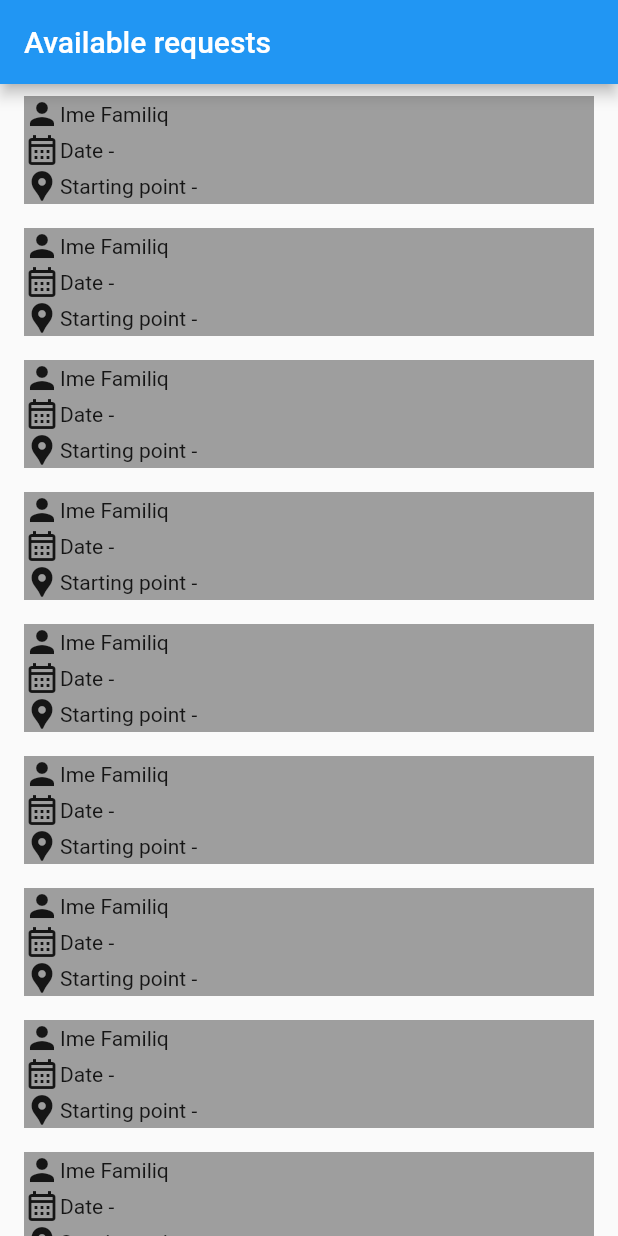
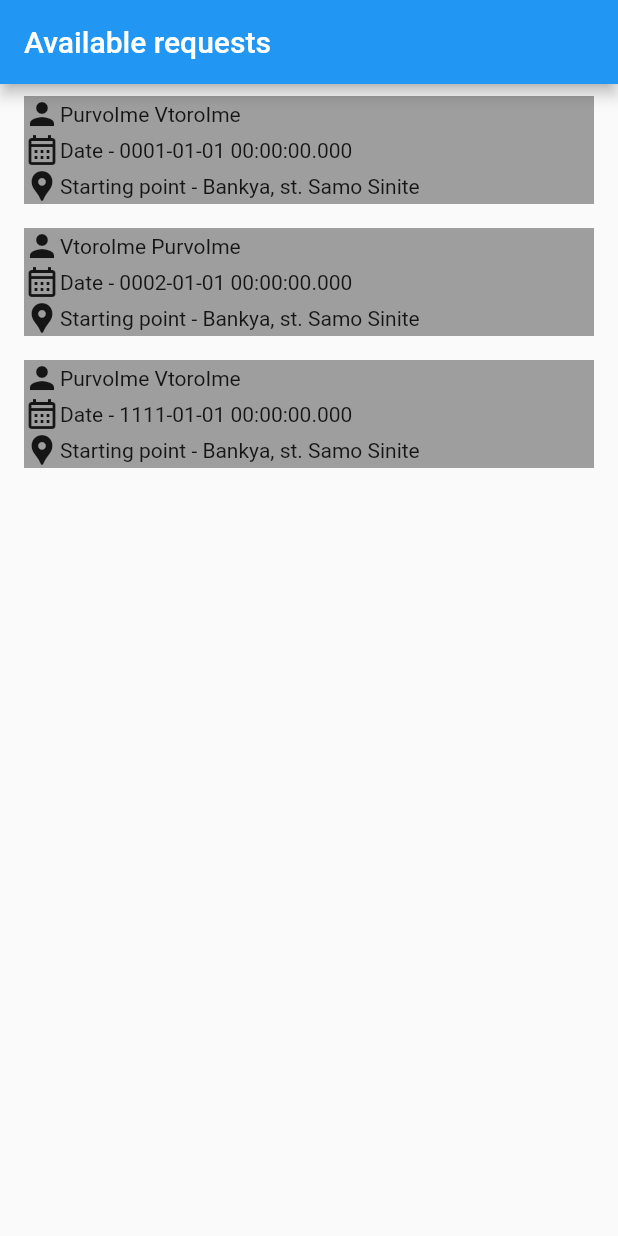
Before and after one commit to dashkata/ChechnyaStoneLifters, a Flutter app: the screen it shows after launch, on a phone screen of 412 x 824 dp. Run offline on Flutter 3.47's test engine with Material 2 defaults, Android fonts, the phone set to English and light mode, and no system bars; our stand-ins replace dio, get_it.

Commit message:
Added ui models for requests and users

```diff
--- /dev/null
+++ b/lib/domain/models/user.dart
@@ -0,0 +1,6 @@
+class User {
+  final int id;
+  final String name;
+
+  User(this.id, this.name);
+}
--- a/lib/main.dart
+++ b/lib/main.dart
@@ -1,6 +1,32 @@
 import 'package:checheneca/presentation/resources/router.dart';
 import 'package:checheneca/utils/get_it.dart';
 import 'package:flutter/material.dart';
+
+import 'domain/models/guard_request.dart';
+import 'domain/models/user.dart';
+
+final User user1 = User(1, 'PurvoIme VtoroIme');
+final User user2 = User(2, 'VtoroIme PurvoIme');
+final List<GuardRequest> requests = [
+  GuardRequest(
+    id: 1,
+    startAddress: 'Bankya, st. Samo Sinite',
+    date: DateTime(1),
+    creator: user1,
+  ),
+  GuardRequest(
+    id: 2,
+    startAddress: 'Bankya, st. Samo Sinite',
+    date: DateTime(2),
+    creator: user2,
+  ),
+  GuardRequest(
+    id: 3,
+    startAddress: 'Bankya, st. Samo Sinite',
+    date: DateTime(1111),
+    creator: user1,
+  ),
+];
 
 void main() {
   setupGetIt();
--- a/lib/presentation/available_requests_screen/available_requests_view.dart
+++ b/lib/presentation/available_requests_screen/available_requests_view.dart
@@ -1,5 +1,6 @@
 import 'package:flutter/material.dart';
 
+import '../../main.dart';
 import 'components/request_card.dart';
 
 class AvailableRequestsScreen extends StatelessWidget {
@@ -8,12 +9,15 @@ class AvailableRequestsScreen extends StatelessWidget {
   @override
   Widget build(BuildContext context) => Scaffold(
         appBar: AppBar(
-          leading: null,
           title: const Text('Available requests'),
         ),
         body: ListView.builder(
-          itemCount: 10,
-          itemBuilder: (BuildContext context, int index) => RequestCard(),
+          itemCount: requests.length,
+          itemBuilder: (BuildContext context, int index) => RequestCard(
+            name: requests[index].creator.name,
+            date: requests[index].date.toString(),
+            startingPoint: requests[index].startAddress,
+          ),
         ),
       );
 }
--- a/lib/presentation/available_requests_screen/components/request_card.dart
+++ b/lib/presentation/available_requests_screen/components/request_card.dart
@@ -1,15 +1,24 @@
 import 'package:flutter/material.dart';
 
 import '../../global_widgets/icon_text_widget.dart';
+import '../../resources/router.dart';
 
 class RequestCard extends StatelessWidget {
   const RequestCard({
+    required this.name,
+    required this.date,
+    required this.startingPoint,
     super.key,
   });
+  final String name;
+  final String date;
+  final String startingPoint;
 
   @override
   Widget build(BuildContext context) => InkWell(
-        onTap: () {},
+        onTap: () {
+          Navigator.pushNamed(context, AppRouter.requestDescriptionScreen);
+        },
         child: Padding(
           padding: const EdgeInsets.symmetric(horizontal: 16, vertical: 8),
           child: Container(
@@ -17,17 +26,17 @@ class RequestCard extends StatelessWidget {
             color: Colors.grey,
             child: Column(
               mainAxisSize: MainAxisSize.min,
-              children: const [
+              children: [
                 IconTextWidget(
-                  text: 'Ime Familiq',
+                  text: name,
                   icon: Icons.person,
                 ),
                 IconTextWidget(
-                  text: 'Date - ',
+                  text: 'Date - $date',
                   icon: Icons.calendar_month_outlined,
                 ),
                 IconTextWidget(
-                  text: 'Starting point - ',
+                  text: 'Starting point - $startingPoint',
                   icon: Icons.location_pin,
                 ),
               ],
--- a/lib/presentation/request_description_screen/request_description_viewmodel.dart
+++ b/lib/presentation/request_description_screen/request_description_viewmodel.dart
@@ -0,0 +1,3 @@
+import 'package:flutter/cupertino.dart';
+
+class RequestDescriptionVM extends ChangeNotifier {}
--- a/lib/presentation/resources/router.dart
+++ b/lib/presentation/resources/router.dart
@@ -3,6 +3,8 @@ import 'package:flutter/material.dart';
 import '../../utils/get_it.dart';
 import '../available_requests_screen/available_requests_view.dart';
 import '../available_requests_screen/available_requests_view_model.dart';
+import '../request_description_screen/request_description_view.dart';
+import '../request_description_screen/request_description_viewmodel.dart';
 import 'vm_builder.dart';
 
 class Routes {}
@@ -20,6 +22,12 @@ class AppRouter {
           ),
         );
       case requestDescriptionScreen:
+        return MaterialPageRoute(
+          builder: (context) => ViewModelBuilder<RequestDescriptionVM>(
+            builder: (context, viewModel) => const RequestDescriptionScreen(),
+            viewModelBuilder: getIt<RequestDescriptionVM>,
+          ),
+        );
       default:
         return MaterialPageRoute(builder: (context) => const SizedBox.shrink());
     }
--- a/lib/utils/get_it.dart
+++ b/lib/utils/get_it.dart
@@ -4,6 +4,7 @@ import 'package:dio/dio.dart';
 import 'package:get_it/get_it.dart';
 
 import '../presentation/available_requests_screen/available_requests_view_model.dart';
+import '../presentation/request_description_screen/request_description_viewmodel.dart';
 
 final getIt = GetIt.instance;
 
@@ -16,5 +17,6 @@ void setupGetIt() {
         api: getIt<API>(),
       ),
     )
-    ..registerFactory(AvailableRequestsVM.new);
+    ..registerFactory(AvailableRequestsVM.new)
+    ..registerFactory(RequestDescriptionVM.new);
 }
```
Also changed, not shown: lib/domain/models/guard_request.dart (added, +17 -0 lines), lib/presentation/request_description_screen/request_description_view.dart (+17 -0 lines).
